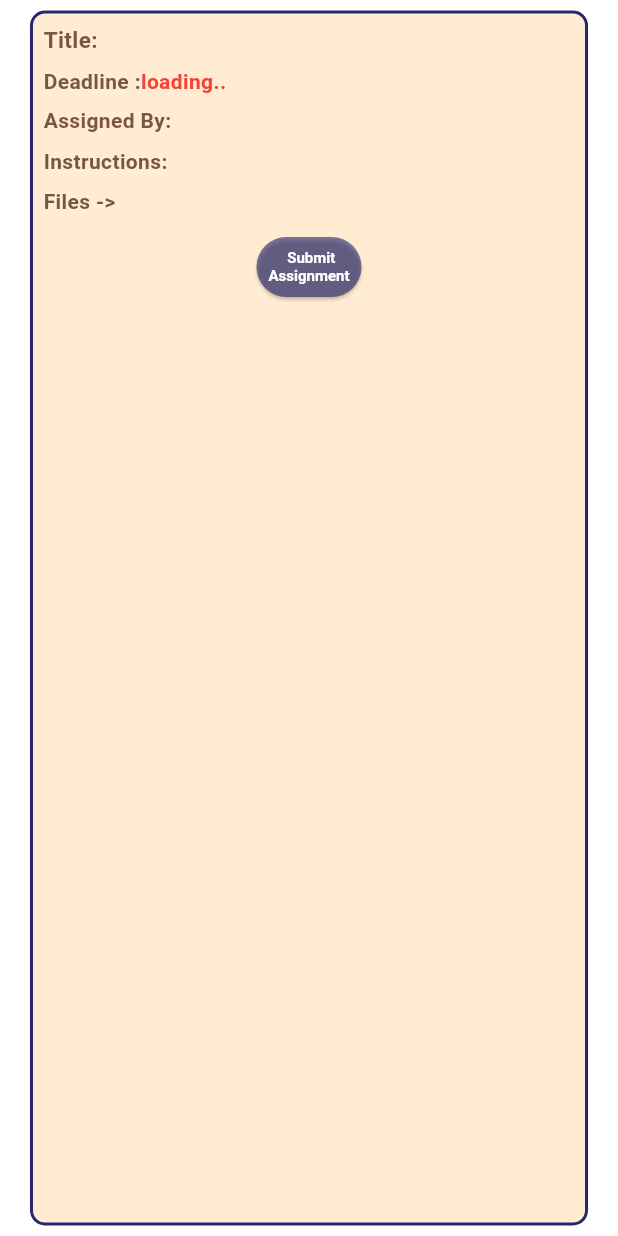
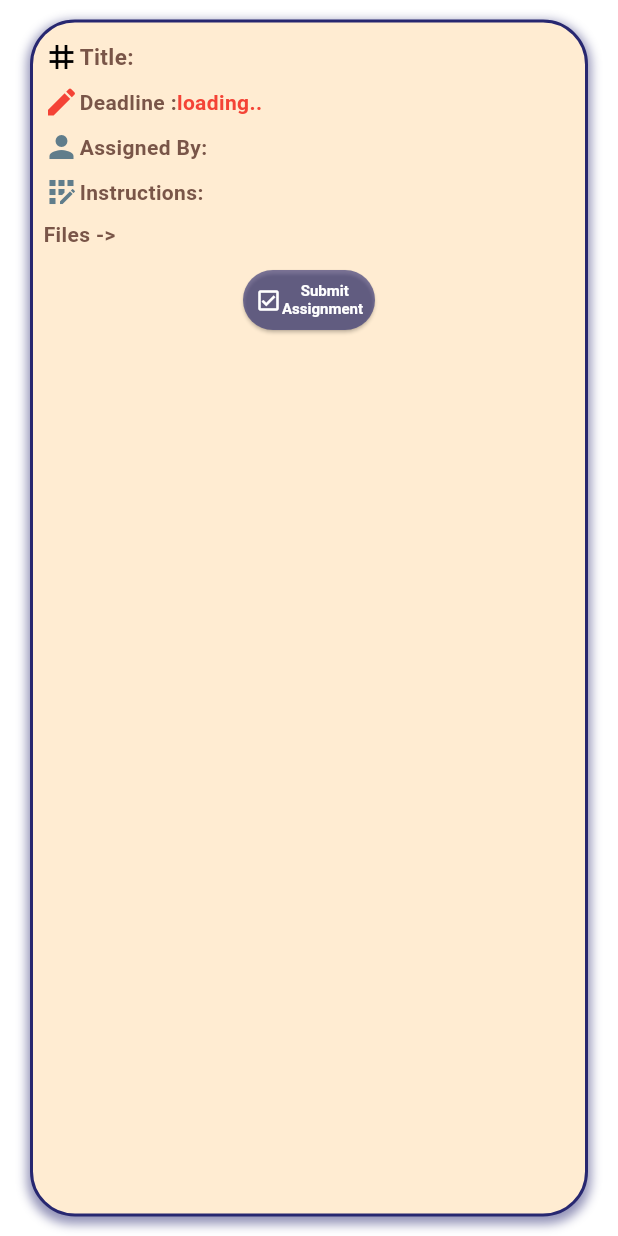
Before and after one commit to CodeItOutK/AssignMates, a Flutter app: the AssignmentBubble widget shown alone on an empty page, opened directly with empty values, on a phone screen of 412 x 824 dp. Run offline on Flutter 3.47's test engine with Material 3 defaults, Android fonts, the phone set to English and light mode, and no system bars; our stand-ins replace cloud_firestore, file_picker, firebase_auth, firebase_core, firebase_storage, flutter_datetime_picker_plus and 1 more; accounts and stored records are empty.

Commit message:
bug-free-backend-check

```diff
--- a/lib/student/record.dart
+++ b/lib/student/record.dart
@@ -153,6 +153,14 @@ class _StudentRecordsState extends State<StudentRecords> {
         child: ListView(
           padding: EdgeInsets.all(16.0),
           children: [
+            //enhancement
+            Row(
+              children: [
+                Icon(Icons.help_outline_rounded,color: pblue,),
+                Text('Doubt Support',style: TextStyle(color: pblue,fontWeight: FontWeight.bold,decorationColor: Colors.brown,decoration: TextDecoration.underline),),
+              ],
+            ),
+            SizedBox(height: 10,),
             FutureBuilder<List<ChatToTeacherBubble>>(
               future: getChatBubbles(),
               builder: (context, snapshot) {
@@ -181,11 +189,11 @@ class _StudentRecordsState extends State<StudentRecords> {
             Row(
               children: [
                 SizedBox(width: 25),
-                Icon(Icons.task, color: Colors.brown),
+                Icon(Icons.task, color: pblue),
                 Text(
-                  'Scheduled Tasks :',
+                  'Scheduled Tasks',
                   style: TextStyle(
-                    color: Colors.brown,
+                    color: pblue,
                     fontSize: 20,
                     fontWeight: FontWeight.bold,
                     decoration: TextDecoration.underline,
@@ -285,6 +293,8 @@ class _ChatToTeacherBubbleState extends State<ChatToTeacherBubble> {
 
         print("CircleAvatar tapped!");
       },
+      child: SizedBox(
+        width: 50,height: 50,
         child: Container(
           // width: 100,height: 100,
           decoration: BoxDecoration(
@@ -293,7 +303,7 @@ class _ChatToTeacherBubbleState extends State<ChatToTeacherBubble> {
               width: 2,
               color: isPink?Colors.pink:Colors.grey, // Transparent color to allow gradient border
             ),
-          // gradient: LinearGradient(
+            // gradient: isPink?LinearGradient(
             //   colors: [
             //     Colors.red,
             //     Colors.orange,
@@ -319,6 +329,7 @@ class _ChatToTeacherBubbleState extends State<ChatToTeacherBubble> {
                     color: Colors.white,
                     fontSize: 30, // Adjust font size as needed
                     fontWeight: FontWeight.bold,
+                  ),
                 ),
               ),
             ),
@@ -440,12 +451,12 @@ class _AssignmentBubbleState extends State<AssignmentBubble> {
       visible: !isAssignmentSubmitted,
       child: Container(
         padding: EdgeInsets.symmetric(horizontal: 7, vertical: 6),
-        margin: EdgeInsets.symmetric(horizontal: 20, vertical: 7),
+        margin: EdgeInsets.symmetric(horizontal: 20, vertical: 13),
         decoration: BoxDecoration(
           color: _timeUntil[0] == 'Blocked Assignment'
               ? Color(0xFFFFCDD2)
               : peach,
-          borderRadius: BorderRadius.circular(10),
+          borderRadius: BorderRadius.circular(30),
           border: _timeUntil[0] == 'Blocked Assignment'
               ? Border.all(
             color: Colors.red,
@@ -455,12 +466,25 @@ class _AssignmentBubbleState extends State<AssignmentBubble> {
             color: Theme.of(context).colorScheme.primary,
             width: 2,
           ),
+          boxShadow: [
+            BoxShadow(
+              color: _timeUntil[0] == 'Blocked Assignment'
+                  ? Colors.red.withOpacity(0.5) // Shadow color with some opacity
+                  : Theme.of(context).colorScheme.primary.withOpacity(0.5),
+              spreadRadius: 2, // How much the shadow spreads
+              blurRadius: 5, // Softness of the shadow
+              offset: Offset(0, 3), // Position of the shadow
             ),
+          ],
+        ),
+
         child: Column(
           crossAxisAlignment: CrossAxisAlignment.start,
           children: [
+            SizedBox(height: 5,),
             Row(
               children: [
+                Icon(Icons.tag_sharp,color: Colors.black,),
                 Text(
                   'Title:',
                   style: TextStyle(
@@ -485,6 +509,7 @@ class _AssignmentBubbleState extends State<AssignmentBubble> {
             SizedBox(height: 6),
             Row(
               children: [
+                Icon(Icons.create,color: Colors.red,),
                 Text(
                   'Deadline :',
                   style: TextStyle(
@@ -506,6 +531,7 @@ class _AssignmentBubbleState extends State<AssignmentBubble> {
             SizedBox(height: 6),
             Row(
               children: [
+                Icon(Icons.person,color: Colors.blueGrey,),
                 Text(
                   'Assigned By:',
                   style: TextStyle(
@@ -528,6 +554,7 @@ class _AssignmentBubbleState extends State<AssignmentBubble> {
             SizedBox(height: 6),
             Row(
               children: [
+                Icon(Icons.app_registration,color: Colors.blueGrey,),
                 Text(
                   'Instructions:',
                   style: TextStyle(
@@ -587,21 +614,30 @@ class _AssignmentBubbleState extends State<AssignmentBubble> {
                     if (files.isEmpty) {
                       showCustomSnackbar(context, 'Please Upload the file to proceed !');
                     } else {
+                      await AuthMethods().doneWithAnAssignment(widget.assId,widget.teacherId,files);
                       setState(() {
                         isAssignmentSubmitted = true;
                       });
                     }
                   }
                 },
-                child: Text(
+                child: Container(
+                  child: Row(
+                    mainAxisSize: MainAxisSize.min,
+                    children: [
+                      Icon(Icons.check_box_outlined,color: Colors.white,),
+                      Text(
                         '     Submit \nAssignment',
                         style: TextStyle(color: Colors.white, fontSize: 10),
+                      ),
+                    ],
+                  ),
                 ),
                 style: ElevatedButton.styleFrom(
                   primary:pblue.withOpacity(0.6),
                   padding: EdgeInsets.symmetric(horizontal: 8),
                   shape: RoundedRectangleBorder(
-                    borderRadius: BorderRadius.circular(30),
+                    borderRadius: BorderRadius.circular(20),
                   ),
                   textStyle: TextStyle(fontSize: 8, fontWeight: FontWeight.bold),
                 ),
--- a/lib/teacher/teacheruploadpage.dart
+++ b/lib/teacher/teacheruploadpage.dart
@@ -152,6 +152,7 @@
 //     }
 //   }
 import 'dart:io';
+import 'package:assignmates/theme.dart';
 import 'package:file_picker/file_picker.dart';
 import 'package:flutter/material.dart';
 import 'package:cloud_firestore/cloud_firestore.dart';
@@ -327,7 +328,10 @@ class _TeacherUploadPageState extends State<TeacherUploadPage> {
                 child: Icon(Icons.arrow_back_ios,color: Colors.brown,size: 20,)),),
           ),
         ),
-        title: Text('Upload Assignment',style: TextStyle(color: Colors.white),),backgroundColor: Theme.of(context).colorScheme.primary,),
+        title: Text('Upload Assignment',style: TextStyle(color: Colors.white),),
+        backgroundColor: pblue,
+        // backgroundColor: Theme.of(context).colorScheme.primary,
+      ),
       body: Form(
         key: _formKey,
         child: Padding(
```
Also changed, not shown: lib/teacher/history.dart (+70 -35 lines), lib/utilities/timeLeft.dart (+5 -5 lines). Lines whose indentation alone changed are shown as unchanged.
